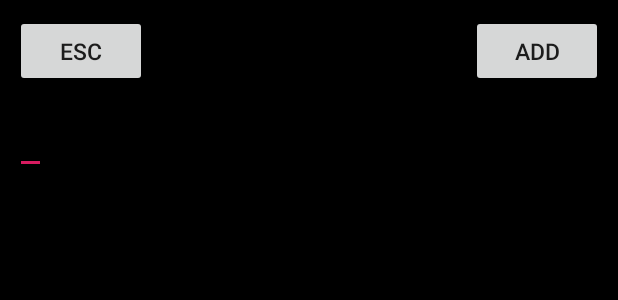
After one commit to Nexters/hotspot-android, an Android app: the layout activity_editview.xml on its own in the app's theme, with its tools: preview values and no code run, on a phone screen of 412 x 824 dp. The commit adds this screen. Shown: the top 300 px of the screen. Run offline under Robolectric (Android 15) with nearby library versions, the phone set to English and light mode, and no system bars.

Commit message:
Update By MBC

```diff
--- a/app/src/main/AndroidManifest.xml
+++ b/app/src/main/AndroidManifest.xml
@@ -35,6 +35,7 @@
         <activity android:name=".SearchActivity"/>
         <activity android:name=".RegisterActivity"/>
         <activity android:name=".StickerRegistActivity"/>
+        <activity android:name=".FragmentDetailView"/>
         <meta-data
             android:name="com.kakao.sdk.AppKey"
             android:value="@string/app_key" />
--- a/app/src/main/java/com/example/hotspot/RecyclerAdapter.kt
+++ b/app/src/main/java/com/example/hotspot/MyPlaceRecyclerAdapter.kt
@@ -6,9 +6,9 @@ import android.view.ViewGroup
 import androidx.recyclerview.widget.RecyclerView
 import kotlinx.android.synthetic.main.myplace_item.view.*
 
-class RecyclerAdapter (private val list:List<MyPlace>) :
+class MyPlaceRecyclerAdapter (private val list:List<MyPlace>) :
 
-    RecyclerView.Adapter<RecyclerAdapter.ViewHolder>() {
+    RecyclerView.Adapter<MyPlaceRecyclerAdapter.ViewHolder>() {
         override fun onCreateViewHolder(parent: ViewGroup, viewType: Int): ViewHolder {
             val v: View = LayoutInflater.from(parent.context).inflate(R.layout.myplace_item, parent,false)
 
--- a/app/src/main/java/com/example/hotspot/RegisterActivity.kt
+++ b/app/src/main/java/com/example/hotspot/RegisterActivity.kt
@@ -31,12 +31,6 @@ class RegisterActivity : AppCompatActivity() {
 
         val intent = getIntent()
         val place = intent.getSerializableExtra("place") as Place
-
-//        var place = Place("247906074","http://place.map.kakao.com/247906074",
-//            "아모레성수","서울 성동구 성수동2가 277-52",
-//            "서울 성동구 아차산로11길 7","127.059040730967",
-//            "37.5445477220243"
-//        )
 
         val accesstoken = GlobalApplication.prefs.getPreferences()
 
--- /dev/null
+++ b/app/src/main/res/layout/activity_editview.xml
@@ -0,0 +1,79 @@
+<?xml version="1.0" encoding="utf-8"?>
+<androidx.constraintlayout.widget.ConstraintLayout
+    xmlns:android="http://schemas.android.com/apk/res/android"
+    android:layout_width="match_parent"
+    android:layout_height="match_parent"
+    xmlns:app="http://schemas.android.com/apk/res-auto"
+    android:background="#000000">
+
+    <androidx.appcompat.widget.AppCompatButton
+        android:id="@+id/edit_esc_btn"
+        android:layout_width="wrap_content"
+        android:layout_height="wrap_content"
+        android:text="ESC"
+        android:textSize="15dp"
+        android:layout_margin="10dp"
+        app:layout_constraintLeft_toLeftOf="parent"
+        app:layout_constraintTop_toTopOf="parent"/>
+
+    <androidx.appcompat.widget.AppCompatButton
+        android:id="@+id/edit_edit_btn"
+        android:layout_width="wrap_content"
+        android:layout_height="wrap_content"
+        android:layout_gravity="center_vertical|right"
+        android:layout_margin="10dp"
+        android:text="ADD"
+        android:textSize="15dp"
+        app:layout_constraintRight_toRightOf="parent"
+        app:layout_constraintTop_toTopOf="parent"/>
+
+    <LinearLayout
+        android:layout_width="match_parent"
+        android:layout_height="wrap_content"
+        android:orientation="vertical"
+        app:layout_constraintTop_toBottomOf="@+id/edit_esc_btn">
+
+        <EditText
+            android:id="@+id/edit_placeName_etxt"
+            android:layout_width="wrap_content"
+            android:layout_height="wrap_content"
+            android:layout_margin="10dp"
+            android:layout_marginLeft="8dp"
+            android:textColor="#FFFFFF"
+            android:text=""
+            android:textSize="20dp"
+            android:textStyle="bold"
+            app:layout_constraintLeft_toLeftOf="parent"
+            app:layout_constraintTop_toBottomOf="@+id/edit_esc_btn" />
+
+        <EditText
+            android:id="@+id/edit_roadAddressName_etxt"
+            android:layout_width="wrap_content"
+            android:layout_height="wrap_content"
+            android:layout_margin="10dp"
+            android:layout_marginTop="50dp"
+            android:text=""
+            android:textColor="#FFFFFF"
+            android:textSize="20dp"
+            android:textStyle="bold"
+            app:layout_constraintLeft_toLeftOf="parent"
+            app:layout_constraintTop_toBottomOf="@+id/edit_placeName_etxt"
+            app:layout_constraintBottom_toTopOf="@+id/edit_memo_etxt"/>
+
+        <EditText
+            android:id="@+id/edit_memo_etxt"
+            android:layout_width="wrap_content"
+            android:layout_height="wrap_content"
+            android:layout_margin="10dp"
+            android:layout_marginTop="50dp"
+            android:textColor="#FFFFFF"
+            android:text=""
+            android:textSize="20dp"
+            android:textStyle="bold"
+            app:layout_constraintLeft_toLeftOf="parent"
+            app:layout_constraintTop_toBottomOf="@+id/edit_roadAddressName_etxt"
+            app:layout_constraintBottom_toBottomOf="parent"/>
+    </LinearLayout>
+
+
+</androidx.constraintlayout.widget.ConstraintLayout>
```
Also changed, not shown: app/src/main/java/com/example/hotspot/FragmentDetailView.kt (added, +58 -0 lines), app/src/main/java/com/example/hotspot/FragmentEditMyPlace.kt (added, +59 -0 lines), app/src/main/java/com/example/hotspot/FragmentMyPlace.kt (+35 -3 lines), app/src/main/java/com/example/hotspot/MainActivity.kt (+6 -5 lines), app/src/main/java/com/example/hotspot/SearchActivity.kt (+0 -18 lines), app/src/main/res/layout/activity_detailview.xml (added, +69 -0 lines), app/src/main/res/layout/mylist_view.xml (+8 -4 lines).
